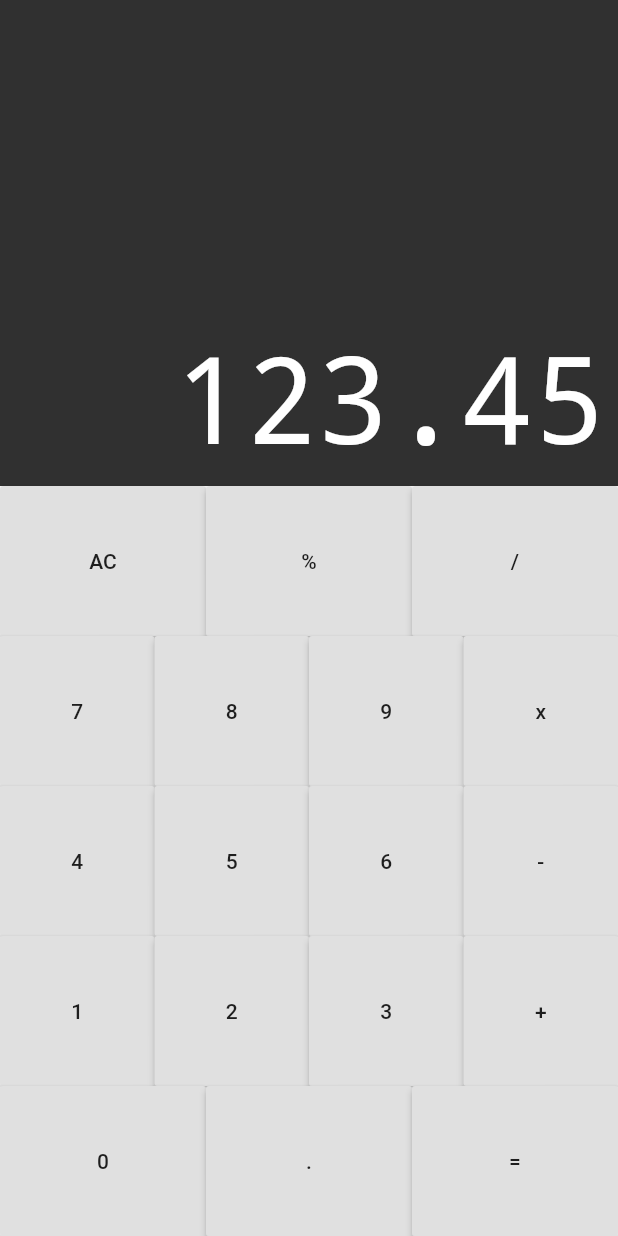
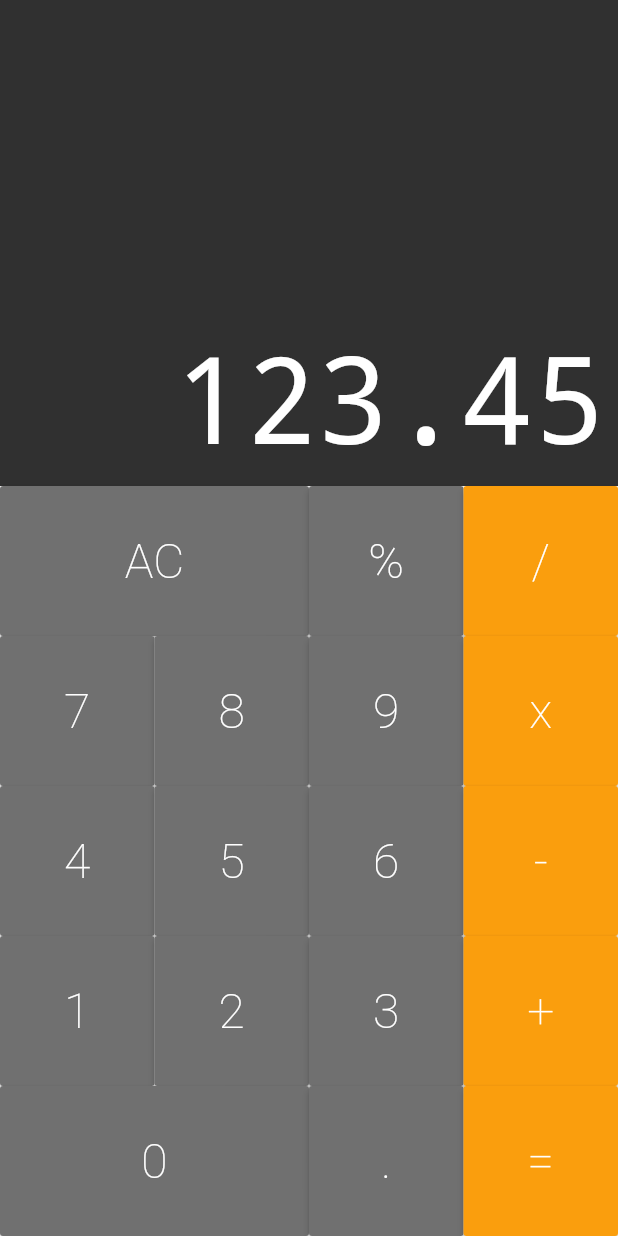
Before and after one commit to JonathanSias/flutter4fun, a Flutter app: the screen it shows after launch, on a phone screen of 412 x 824 dp. Run offline on Flutter 3.47's test engine with Material 2 defaults, Android fonts, the phone set to English and light mode, and no system bars; drawn by our look-alikes of auto_size_text.

Commit message:
keyboard style and constructors

```diff
--- a/calculator/lib/components/button.dart
+++ b/calculator/lib/components/button.dart
@@ -1,16 +1,46 @@
 import 'package:flutter/material.dart';
 
 class Button extends StatelessWidget {
+  // variaveis de button
+  static const DARK = Color.fromRGBO(82, 82, 82, 1);
+  static const DEFAULT = Color.fromRGBO(112, 112, 112, 1);
+  static const OPERATION = Color.fromRGBO(250, 158, 13, 1);
   final String text;
+  final bool big;
+  final color;
+
+  // construtor
   Button({
     @required this.text,
+    this.big = false,
+    this.color = DEFAULT,
   });
+  Button.big({
+    @required this.text,
+    this.big = true,
+    this.color = DEFAULT,
+  });
+  Button.operation({
+    @required this.text,
+    this.big = false,
+    this.color = OPERATION,
+  });
+
+  // widget
   @override
   Widget build(BuildContext context) {
     return Expanded(
-      flex: 1,
+      flex: big ? 2 : 1,
       child: RaisedButton(
-        child: Text(text),
+        color: this.color,
+        child: Text(
+          text,
+          style: TextStyle(
+            color: Colors.white,
+            fontSize: 32,
+            fontWeight: FontWeight.w200,
+          ),
+        ),
         onPressed: () {},
       ),
     );
--- a/calculator/lib/components/keyboard.dart
+++ b/calculator/lib/components/keyboard.dart
@@ -10,32 +10,32 @@ class Keyboard extends StatelessWidget {
       child: Column(
         children: <Widget>[
           ButtonRow([
-            Button(text: 'AC'),
+            Button.big(text: 'AC'),
             Button(text: '%'),
-            Button(text: '/'),
+            Button.operation(text: '/'),
           ]),
           ButtonRow([
             Button(text: '7'),
             Button(text: '8'),
             Button(text: '9'),
-            Button(text: 'x'),
+            Button.operation(text: 'x'),
           ]),
           ButtonRow([
             Button(text: '4'),
             Button(text: '5'),
             Button(text: '6'),
-            Button(text: '-'),
+            Button.operation(text: '-'),
           ]),
           ButtonRow([
             Button(text: '1'),
             Button(text: '2'),
             Button(text: '3'),
-            Button(text: '+'),
+            Button.operation(text: '+'),
           ]),
           ButtonRow([
-            Button(text: '0'),
+            Button.big(text: '0'),
             Button(text: '.'),
-            Button(text: '='),
+            Button.operation(text: '='),
           ]),
         ],
       ),
```
